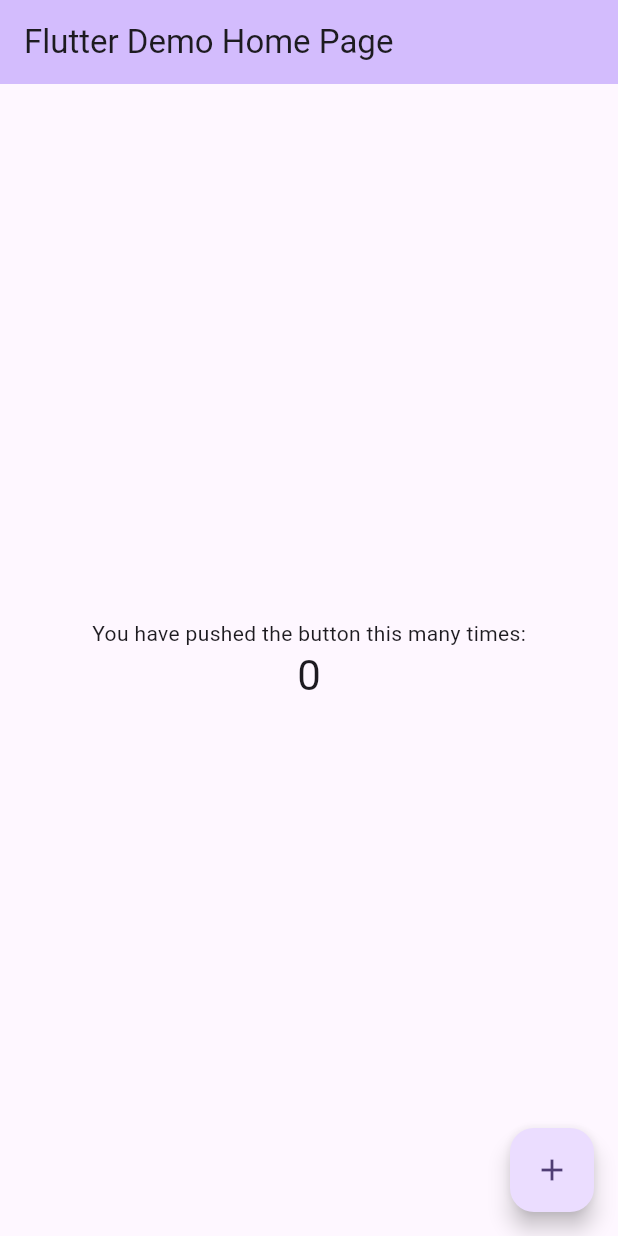
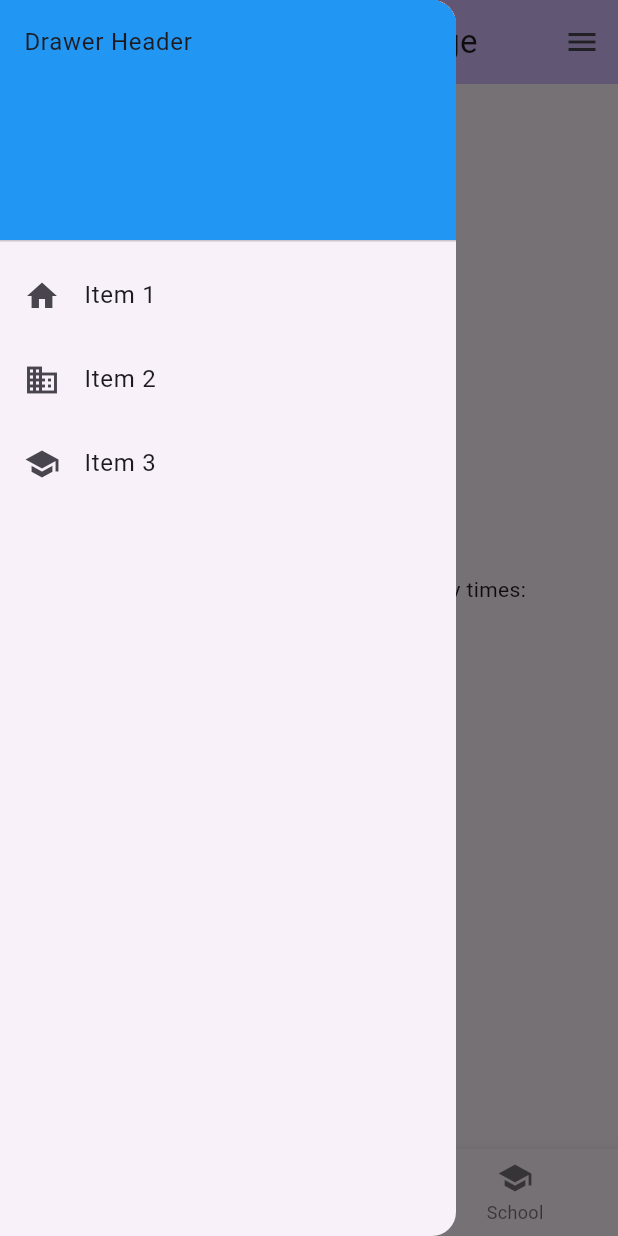
Before and after one commit to Haile-12/Flutter-intern, a Flutter app: the screen it shows after launch, with the side drawer open (before the commit the screen has no drawer), on a phone screen of 412 x 824 dp. Run offline on Flutter 3.47's test engine with Material 3 defaults, Android fonts, the phone set to English and light mode, and no system bars.

Commit message:
update content of main

```diff
--- a/lib/main.dart
+++ b/lib/main.dart
@@ -7,27 +7,11 @@ void main() {
 class MyApp extends StatelessWidget {
   const MyApp({super.key});
 
-  // This widget is the root of your application.
   @override
   Widget build(BuildContext context) {
     return MaterialApp(
-      title: 'Flutter Demo',
+      title: 'First Flutter APP',
       theme: ThemeData(
-        // This is the theme of your application.
-        //
-        // TRY THIS: Try running your application with "flutter run". You'll see
-        // the application has a purple toolbar. Then, without quitting the app,
-        // try changing the seedColor in the colorScheme below to Colors.green
-        // and then invoke "hot reload" (save your changes or press the "hot
-        // reload" button in a Flutter-supported IDE, or press "r" if you used
-        // the command line to start the app).
-        //
-        // Notice that the counter didn't reset back to zero; the application
-        // state is not lost during the reload. To reset the state, use hot
-        // restart instead.
-        //
-        // This works for code too, not just values: Most code changes can be
-        // tested with just a hot reload.
         colorScheme: ColorScheme.fromSeed(seedColor: Colors.deepPurple),
       ),
       home: const MyHomePage(title: 'Flutter Demo Home Page'),
@@ -37,16 +21,6 @@ class MyApp extends StatelessWidget {
 
 class MyHomePage extends StatefulWidget {
   const MyHomePage({super.key, required this.title});
-
-  // This widget is the home page of your application. It is stateful, meaning
-  // that it has a State object (defined below) that contains fields that affect
-  // how it looks.
-
-  // This class is the configuration for the state. It holds the values (in this
-  // case the title) provided by the parent (in this case the App widget) and
-  // used by the build method of the State. Fields in a Widget subclass are
-  // always marked "final".
-
   final String title;
 
   @override
@@ -58,50 +32,20 @@ class _MyHomePageState extends State<MyHomePage> {
 
   void _incrementCounter() {
     setState(() {
-      // This call to setState tells the Flutter framework that something has
-      // changed in this State, which causes it to rerun the build method below
-      // so that the display can reflect the updated values. If we changed
-      // _counter without calling setState(), then the build method would not be
-      // called again, and so nothing would appear to happen.
       _counter++;
     });
   }
 
   @override
   Widget build(BuildContext context) {
-    // This method is rerun every time setState is called, for instance as done
-    // by the _incrementCounter method above.
-    //
-    // The Flutter framework has been optimized to make rerunning build methods
-    // fast, so that you can just rebuild anything that needs updating rather
-    // than having to individually change instances of widgets.
+
     return Scaffold(
       appBar: AppBar(
-        // TRY THIS: Try changing the color here to a specific color (to
-        // Colors.amber, perhaps?) and trigger a hot reload to see the AppBar
-        // change color while the other colors stay the same.
         backgroundColor: Theme.of(context).colorScheme.inversePrimary,
-        // Here we take the value from the MyHomePage object that was created by
-        // the App.build method, and use it to set our appbar title.
         title: Text(widget.title),
       ),
       body: Center(
-        // Center is a layout widget. It takes a single child and positions it
-        // in the middle of the parent.
         child: Column(
-          // Column is also a layout widget. It takes a list of children and
-          // arranges them vertically. By default, it sizes itself to fit its
-          // children horizontally, and tries to be as tall as its parent.
-          //
-          // Column has various properties to control how it sizes itself and
-          // how it positions its children. Here we use mainAxisAlignment to
-          // center the children vertically; the main axis here is the vertical
-          // axis because Columns are vertical (the cross axis would be
-          // horizontal).
-          //
-          // TRY THIS: Invoke "debug painting" (choose the "Toggle Debug Paint"
-          // action in the IDE, or press "p" in the console), to see the
-          // wireframe for each widget.
           mainAxisAlignment: MainAxisAlignment.center,
           children: <Widget>[
             const Text('You have pushed the button this many times:'),
@@ -116,7 +60,73 @@ class _MyHomePageState extends State<MyHomePage> {
         onPressed: _incrementCounter,
         tooltip: 'Increment',
         child: const Icon(Icons.add),
-      ), // This trailing comma makes auto-formatting nicer for build methods.
+      ),
+      floatingActionButtonLocation: FloatingActionButtonLocation.centerFloat,
+      bottomNavigationBar: BottomNavigationBar(
+        items: const <BottomNavigationBarItem>[
+          BottomNavigationBarItem(
+            icon: Icon(Icons.home),
+            label: 'Home',
+          ),
+          BottomNavigationBarItem(
+            icon: Icon(Icons.business),
+            label: 'Business',
+          ),
+          BottomNavigationBarItem(
+            icon: Icon(Icons.school),
+            label: 'School',
+          ),
+        ],
+        currentIndex: 0,
+        selectedItemColor: Colors.amber[800],
+      ),
+      drawer: Drawer(
+        child: ListView(
+        padding: EdgeInsets.zero,
+        children: [
+          const DrawerHeader(
+            decoration: BoxDecoration(
+              color: Colors.blue,
+            ),
+            child: Text('Drawer Header'),
+          ),
+          ListTile(
+            title: const Text('Item 1'),
+            onTap: () {
+              // Handle item 1 tap
+            },
+            leading: const Icon(Icons.home),
+          ),
+          ListTile(
+            title: const Text('Item 2'),
+            onTap: () {
+              // Handle item 2 tap
+            },
+            leading: const Icon(Icons.business),
+          ),
+          ListTile(
+            title: const Text('Item 3'),
+            onTap: () {
+              // Handle item 3 tap
+            },
+            leading: const Icon(Icons.school),
+          ),
+        ],
+        )
+      ),
+            endDrawer: Drawer(
+        child: ListView(
+          padding: EdgeInsets.zero,
+          children: [
+            const DrawerHeader(
+              decoration: BoxDecoration(
+                color: Colors.green,
+              ),
+              child:Icon(Icons.add),
+            ), // This trailing comma makes auto-formatting nicer for build methods.
+          ],
+        ),
+      ),
     );
   }
 }
```
